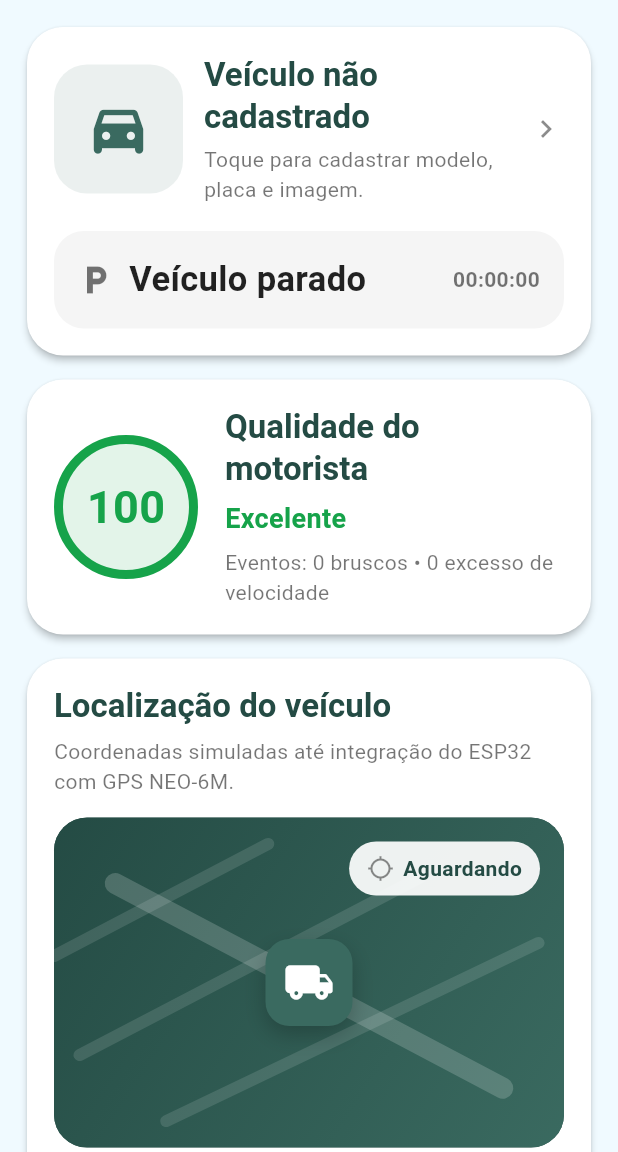
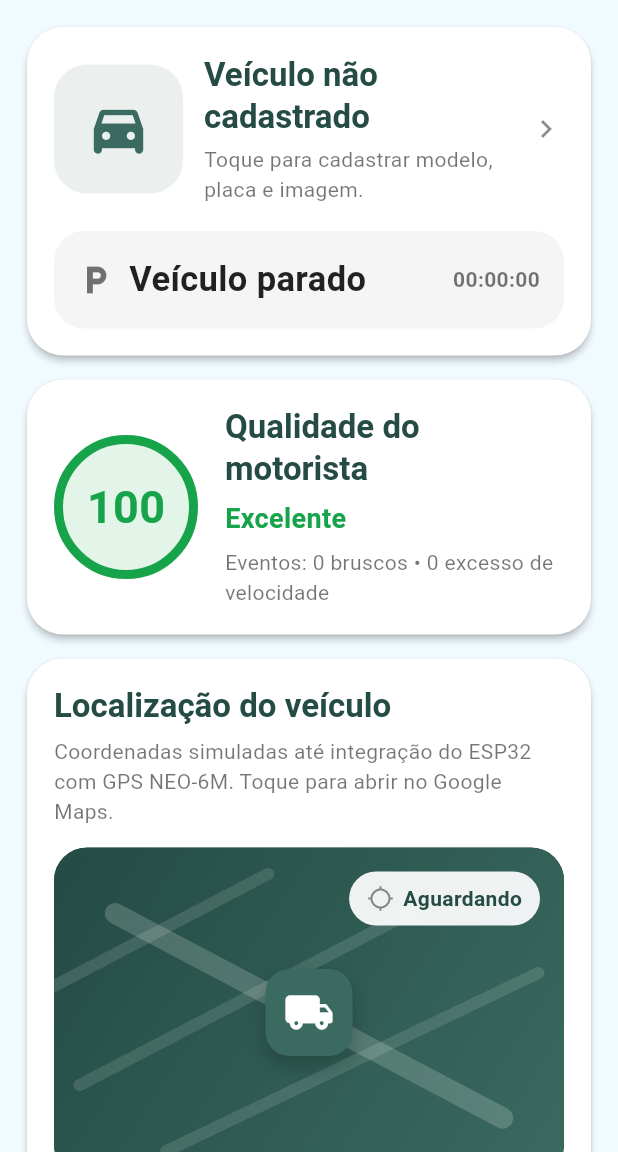
Before and after one commit to CauaCarvalhoo/safecar-app, a Flutter app: the HomePage screen opened by its route, on a phone screen of 412 x 824 dp, the part 84-1236 px from its top. Run offline on Flutter 3.47's test engine with Material 3 defaults, Android fonts, the phone set to English and light mode, and no system bars; our stand-ins replace cloud_firestore, firebase_auth, firebase_core, fl_chart, image_picker; accounts and stored records are empty.

Commit message:
Abrindo localização do veículo no Google Maps

```diff
--- a/lib/screens/home_page.dart
+++ b/lib/screens/home_page.dart
@@ -6,8 +6,10 @@ import 'package:cloud_firestore/cloud_firestore.dart';
 import 'package:firebase_auth/firebase_auth.dart';
 import 'package:fl_chart/fl_chart.dart';
 import 'package:flutter/material.dart';
-import 'package:flutter/services.dart';
+import 'package:url_launcher/url_launcher.dart';
 
+import '../models/gps_location.dart';
+import '../services/gps_esp32_service.dart';
 import '../theme/app_theme.dart';
 
 class HomePage extends StatefulWidget {
@@ -31,13 +33,21 @@ class _TelemetryPoint {
 
 class _HomePageState extends State<HomePage> {
   final Random _random = Random();
+  final GpsEsp32Service _gpsService = GpsEsp32Service();
 
   Map<String, dynamic>? _vehicleData;
 
   Timer? _tripTimer;
+  Timer? _gpsTimer;
 
   bool _loadingVehicle = false;
   bool _tripActive = false;
+
+  bool _gpsLoading = false;
+  bool _gpsEsp32Connected = false;
+  bool _gpsValid = false;
+  int _gpsSatellites = 0;
+  String _gpsSource = 'GPS simulado';
 
   DateTime? _tripStartedAt;
 
@@ -107,6 +117,7 @@ class _HomePageState extends State<HomePage> {
   @override
   void dispose() {
     _tripTimer?.cancel();
+    _gpsTimer?.cancel();
     super.dispose();
   }
 
@@ -193,8 +204,10 @@ class _HomePageState extends State<HomePage> {
       _tripActive = false;
       _tripStartedAt = null;
 
+      if (!_gpsEsp32Connected || !_gpsValid) {
         _latitude = -22.7371;
         _longitude = -47.3331;
+      }
 
       _currentSpeedKmh = 0;
       _averageSpeedKmh = 0;
@@ -218,7 +231,7 @@ class _HomePageState extends State<HomePage> {
 
     final baseSpeed = 42 + _random.nextInt(36);
     final variation = _random.nextDouble() * 18 - 9;
-    final nextSpeed = (baseSpeed + variation).clamp(8.0, 105.0);
+    final nextSpeed = (baseSpeed + variation).clamp(8.0, 105.0).toDouble();
 
     final speedDifference = (nextSpeed - previousSpeed).abs();
 
@@ -229,7 +242,7 @@ class _HomePageState extends State<HomePage> {
     final longitudeIncrement = distanceIncrement * 0.010;
 
     final simulatedRpm = (850 + nextSpeed * 32 + _random.nextInt(420)).round();
-    final nextEngineTemp = (82 + _random.nextInt(13)).clamp(82, 98);
+    final nextEngineTemp = (82 + _random.nextInt(13)).clamp(82, 98).toInt();
     final fuelLoss = _distanceKm > 0 && _distanceKm % 2 < 0.02 ? 1 : 0;
 
     setState(() {
@@ -239,8 +252,11 @@ class _HomePageState extends State<HomePage> {
       _fuelPercent = max(0, _fuelPercent - fuelLoss);
 
       _distanceKm += distanceIncrement;
+
+      if (!_gpsEsp32Connected || !_gpsValid) {
         _latitude += latitudeIncrement;
         _longitude += longitudeIncrement;
+      }
 
       if (nextSpeed > _maxSpeedKmh) {
         _maxSpeedKmh = nextSpeed;
@@ -300,24 +316,123 @@ class _HomePageState extends State<HomePage> {
 
     final score = 100 - overspeedPenalty - harshPenalty - maxSpeedPenalty - rpmPenalty;
 
-    _driverScore = score.clamp(0, 100);
+    _driverScore = score.clamp(0, 100).toInt();
   }
 
-  Future<void> _copyLocation() async {
-    final locationText =
-        '${_latitude.toStringAsFixed(6)}, ${_longitude.toStringAsFixed(6)}';
+  Future<void> _connectGpsEsp32() async {
+    _gpsTimer?.cancel();
 
-    await Clipboard.setData(
-      ClipboardData(text: locationText),
+    setState(() {
+      _gpsLoading = true;
+    });
+
+    await _refreshGpsEsp32(showSuccess: true);
+
+    if (!_gpsEsp32Connected) {
+      return;
+    }
+
+    _gpsTimer = Timer.periodic(
+      const Duration(seconds: 3),
+      (_) => _refreshGpsEsp32(),
+    );
+  }
+
+  Future<void> _refreshGpsEsp32({bool showSuccess = false}) async {
+    try {
+      final gps = await _gpsService.fetchLocation();
+
+      if (!mounted) return;
+
+      _applyGpsLocation(gps);
+
+      if (showSuccess) {
+        ScaffoldMessenger.of(context).showSnackBar(
+          SnackBar(
+            content: Text(
+              gps.gpsValid
+                  ? 'GPS conectado: ${gps.formattedCoordinates}'
+                  : 'ESP32 conectado. Aguardando sinal GPS.',
+            ),
+          ),
+        );
+      }
+    } catch (error) {
+      if (!mounted) return;
+
+      setState(() {
+        _gpsLoading = false;
+        _gpsEsp32Connected = false;
+        _gpsValid = false;
+        _gpsSatellites = 0;
+        _gpsSource = 'Sem conexão com ESP32 GPS';
+      });
+
+      if (showSuccess) {
+        ScaffoldMessenger.of(context).showSnackBar(
+          const SnackBar(
+            content: Text('Não foi possível conectar ao GPS do ESP32.'),
+          ),
+        );
+      }
+    }
+  }
+
+  void _applyGpsLocation(GpsLocation gps) {
+    setState(() {
+      _gpsLoading = false;
+      _gpsEsp32Connected = gps.connected;
+      _gpsValid = gps.gpsValid;
+      _gpsSatellites = gps.satellites;
+      _gpsSource = gps.source;
+
+      if (gps.gpsValid) {
+        _latitude = gps.latitude;
+        _longitude = gps.longitude;
+      }
+    });
+  }
+
+  void _disconnectGpsEsp32() {
+    _gpsTimer?.cancel();
+
+    setState(() {
+      _gpsLoading = false;
+      _gpsEsp32Connected = false;
+      _gpsValid = false;
+      _gpsSatellites = 0;
+      _gpsSource = 'GPS simulado';
+    });
+
+    ScaffoldMessenger.of(context).showSnackBar(
+      const SnackBar(
+        content: Text('GPS do ESP32 desconectado.'),
+      ),
+    );
+  }
+
+  Future<void> _openLocationInGoogleMaps() async {
+    final latitude = _latitude.toStringAsFixed(6);
+    final longitude = _longitude.toStringAsFixed(6);
+
+    final uri = Uri.parse(
+      'https://www.google.com/maps/search/?api=1&query=$latitude,$longitude',
+    );
+
+    final opened = await launchUrl(
+      uri,
+      mode: LaunchMode.externalApplication,
     );
 
     if (!mounted) return;
 
+    if (!opened) {
       ScaffoldMessenger.of(context).showSnackBar(
-      SnackBar(
-        content: Text('Localização copiada: $locationText'),
+        const SnackBar(
+          content: Text('Não foi possível abrir a localização no Google Maps.'),
         ),
       );
+    }
   }
 
   Future<void> _logout() async {
@@ -362,6 +477,62 @@ class _HomePageState extends State<HomePage> {
     }
 
     return 'Risco';
+  }
+
+  String _mapStatusText() {
+    if (_gpsLoading) {
+      return 'Conectando';
+    }
+
+    if (_gpsEsp32Connected && _gpsValid) {
+      return 'GPS real';
+    }
+
+    if (_gpsEsp32Connected && !_gpsValid) {
+      return 'Sem fix';
+    }
+
+    if (_tripActive) {
+      return 'Simulando';
+    }
+
+    return 'Aguardando';
+  }
+
+  IconData _mapStatusIcon() {
+    if (_gpsEsp32Connected && _gpsValid) {
+      return Icons.satellite_alt;
+    }
+
+    if (_gpsEsp32Connected && !_gpsValid) {
+      return Icons.gps_not_fixed;
+    }
+
+    return _tripActive ? Icons.gps_fixed : Icons.gps_not_fixed;
+  }
+
+  Color _mapStatusColor() {
+    if (_gpsEsp32Connected && _gpsValid) {
+      return AppTheme.success;
+    }
+
+    if (_gpsEsp32Connected && !_gpsValid) {
+      return AppTheme.warning;
+    }
+
+    return _tripActive ? AppTheme.success : Colors.black45;
+  }
+
+  String _locationDescription() {
+    if (_gpsEsp32Connected && _gpsValid) {
+      return 'Localização real recebida do ESP32 com GPS NEO-6M. Toque para abrir no Google Maps.';
+    }
+
+    if (_gpsEsp32Connected && !_gpsValid) {
+      return 'ESP32 conectado. Aguardando fix do GPS NEO-6M.';
+    }
+
+    return 'Coordenadas simuladas até integração do ESP32 com GPS NEO-6M. Toque para abrir no Google Maps.';
   }
 
   @override
@@ -591,7 +762,7 @@ class _HomePageState extends State<HomePage> {
     return Card(
       child: InkWell(
         borderRadius: BorderRadius.circular(24),
-        onTap: _copyLocation,
+        onTap: _openLocationInGoogleMaps,
         child: Padding(
           padding: const EdgeInsets.all(18),
           child: Column(
@@ -599,9 +770,9 @@ class _HomePageState extends State<HomePage> {
             children: [
               Text('Localização do veículo', style: Theme.of(context).textTheme.titleLarge),
               const SizedBox(height: 6),
-              const Text(
-                'Coordenadas simuladas até integração do ESP32 com GPS NEO-6M.',
-                style: TextStyle(color: Colors.black54),
+              Text(
+                _locationDescription(),
+                style: const TextStyle(color: Colors.black54),
               ),
               const SizedBox(height: 14),
               Container(
@@ -653,13 +824,13 @@ class _HomePageState extends State<HomePage> {
                         child: Row(
                           children: [
                             Icon(
-                              _tripActive ? Icons.gps_fixed : Icons.gps_not_fixed,
-                              color: _tripActive ? AppTheme.success : Colors.black45,
+                              _mapStatusIcon(),
+                              color: _mapStatusColor(),
                               size: 18,
                             ),
                             const SizedBox(width: 6),
                             Text(
-                              _tripActive ? 'Rastreando' : 'Aguardando',
+                              _mapStatusText(),
                               style: const TextStyle(
                                 color: AppTheme.primaryDark,
                                 fontWeight: FontWeight.w600,
@@ -686,7 +857,7 @@ class _HomePageState extends State<HomePage> {
                       ),
                     ),
                   ),
-                  const Icon(Icons.copy, color: Colors.black45, size: 20),
+                  const Icon(Icons.map_outlined, color: Colors.black45, size: 22),
                 ],
               ),
             ],
@@ -804,6 +975,27 @@ class _HomePageState extends State<HomePage> {
                 label: const Text('Resetar telemetria'),
               ),
             ),
+            const SizedBox(height: 10),
+            SizedBox(
+              width: double.infinity,
+              child: OutlinedButton.icon(
+                onPressed: _gpsLoading
+                    ? null
+                    : _gpsEsp32Connected
+                        ? _disconnectGpsEsp32
+                        : _connectGpsEsp32,
+                icon: Icon(
+                  _gpsEsp32Connected ? Icons.gps_off : Icons.gps_fixed,
+                ),
+                label: Text(
+                  _gpsLoading
+                      ? 'Conectando GPS...'
+                      : _gpsEsp32Connected
+                          ? 'Desconectar GPS ESP32'
+                          : 'Conectar GPS ESP32',
+                ),
+              ),
+            ),
           ],
         ),
       ),
@@ -917,7 +1109,16 @@ class _HomePageState extends State<HomePage> {
             _buildInfoLine(
               icon: Icons.gps_fixed,
               label: 'GPS',
-              value: 'NEO-6M planejado',
+              value: _gpsEsp32Connected
+                  ? _gpsValid
+                      ? 'NEO-6M ativo ($_gpsSatellites sat.)'
+                      : 'Aguardando fix ($_gpsSatellites sat.)'
+                  : 'Simulado até ESP32',
+            ),
+            _buildInfoLine(
+              icon: Icons.satellite_alt,
+              label: 'Fonte GPS',
+              value: _gpsSource,
             ),
             _buildInfoLine(
               icon: Icons.local_gas_station,
@@ -949,11 +1150,14 @@ class _HomePageState extends State<HomePage> {
           Expanded(
             child: Text(label, style: const TextStyle(color: Colors.black54)),
           ),
-          Text(
+          Flexible(
+            child: Text(
               value,
+              textAlign: TextAlign.right,
               style: const TextStyle(
                 color: AppTheme.primaryDark,
                 fontWeight: FontWeight.w600,
+              ),
             ),
           ),
         ],
--- /dev/null
+++ b/lib/services/gps_esp32_service.dart
@@ -0,0 +1,33 @@
+import 'dart:convert';
+
+import 'package:http/http.dart' as http;
+
+import '../models/gps_location.dart';
+
+class GpsEsp32Service {
+  String baseUrl;
+
+  GpsEsp32Service({
+    this.baseUrl = 'http://192.168.4.1',
+  });
+
+  Future<GpsLocation> fetchLocation() async {
+    final uri = Uri.parse('$baseUrl/gps/status');
+
+    final response = await http.get(uri).timeout(
+          const Duration(seconds: 4),
+        );
+
+    if (response.statusCode != 200) {
+      throw Exception('ESP32 GPS respondeu com erro ${response.statusCode}.');
+    }
+
+    final decoded = jsonDecode(response.body);
+
+    if (decoded is! Map<String, dynamic>) {
+      throw Exception('Resposta inválida do ESP32 GPS.');
+    }
+
+    return GpsLocation.fromJson(decoded);
+  }
+}
--- a/pubspec.yaml
+++ b/pubspec.yaml
@@ -34,12 +34,13 @@ dependencies:
   # The following adds the Cupertino Icons font to your application.
   # Use with the CupertinoIcons class for iOS style icons.
   cupertino_icons: ^1.0.8
-  http: ^1.2.2
+  http: ^1.6.0
   firebase_core: ^4.7.0
   firebase_auth: ^6.4.0
   cloud_firestore: ^6.3.0
   image_picker: ^1.2.1
   fl_chart: 0.69.2
+  url_launcher: ^6.3.2
 
 dev_dependencies:
   flutter_test:
```
Also changed, not shown: pubspec.lock, 5 other files. Lines whose indentation alone changed are shown as unchanged.
